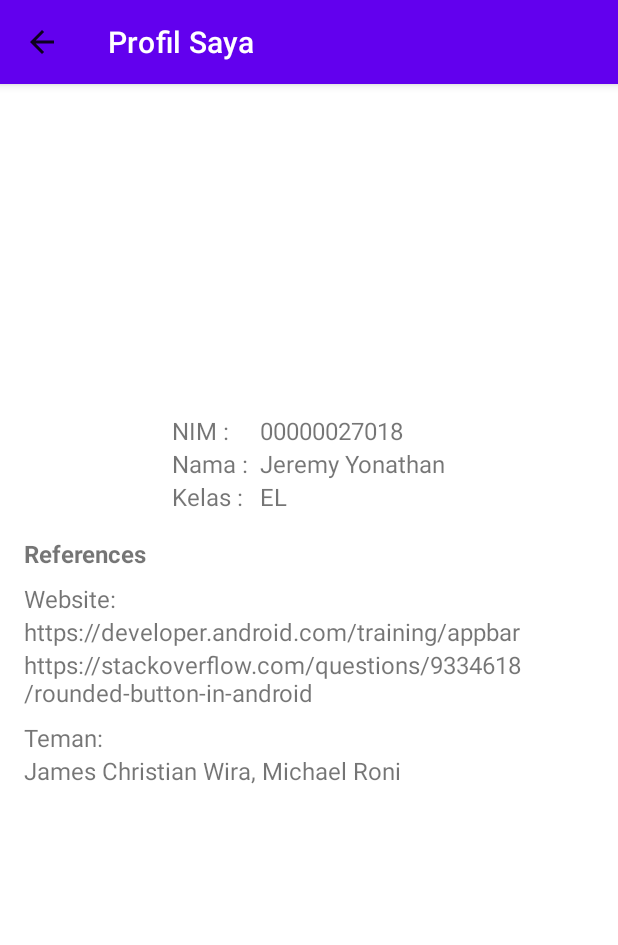
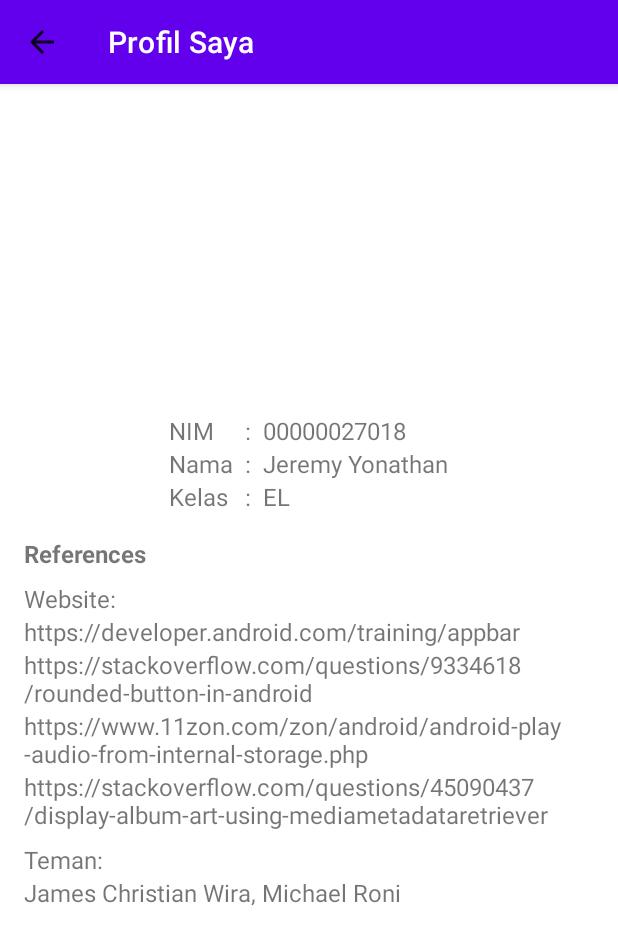
Before and after one commit to shigeru22/mobile-uts, an Android app: the screen it shows after launch (ProfileActivity), after a tap on "PROFIL", on a phone screen of 412 x 824 dp. Shown: the top 945 px of the screen. Run offline under Robolectric (Android 15) with nearby library versions, the phone set to English and light mode, and no system bars.

Commit message:
Use MediaStore

```diff
--- a/app/src/main/AndroidManifest.xml
+++ b/app/src/main/AndroidManifest.xml
@@ -1,6 +1,8 @@
 <?xml version="1.0" encoding="utf-8"?>
 <manifest xmlns:android="http://schemas.android.com/apk/res/android"
     package="id.ac.umn.uts_27018">
+
+    <uses-permission android:name="android.permission.READ_EXTERNAL_STORAGE" />
 
     <application
         android:allowBackup="true"
--- a/app/src/main/java/id/ac/umn/uts_27018/SongsData.java
+++ b/app/src/main/java/id/ac/umn/uts_27018/SongsData.java
@@ -47,6 +47,7 @@ public class SongsData {
             R.drawable.art_kenshiyonezu_straysheep
     };
 
+    /*
     public static ArrayList<Song> getAllSongs(String packageName, Context context) {
         int len = allSongsUri.length;
         if(allSongsTitle.length != len && allSongsArtist.length != len && allSongsAlbums.length != len && allSongsAlbumArts.length != len) {
@@ -56,7 +57,6 @@ public class SongsData {
         ArrayList<Song> songList = new ArrayList<>();
 
         for(int i = 0; i < len; i++) {
-            /*
             MediaMetadataRetriever mm = new MediaMetadataRetriever();
             FileDescriptor fd = context.getResources().openRawResourceFd(allSongsUri[i]).getFileDescriptor();
 
@@ -77,7 +77,6 @@ public class SongsData {
             finally {
                 mm.close();
             }
-            */
 
             songList.add(new Song(
                     allSongsTitle[i],
@@ -90,4 +89,5 @@ public class SongsData {
 
         return songList;
     }
+    */
 }
--- a/app/src/main/res/layout/activity_profile.xml
+++ b/app/src/main/res/layout/activity_profile.xml
@@ -38,7 +38,9 @@
             <LinearLayout
                 android:layout_width="wrap_content"
                 android:layout_height="wrap_content"
-                android:orientation="vertical">
+                android:orientation="vertical"
+                android:paddingStart="0dp"
+                android:paddingEnd="8dp">
                 <TextView
                     android:layout_width="wrap_content"
                     android:layout_height="wrap_content"
@@ -54,6 +56,26 @@
                     android:layout_height="wrap_content"
                     android:textSize="16sp"
                     android:text="@string/class_text" />
+            </LinearLayout>
+            <LinearLayout
+                android:layout_width="wrap_content"
+                android:layout_height="wrap_content"
+                android:orientation="vertical">
+                <TextView
+                    android:layout_width="wrap_content"
+                    android:layout_height="wrap_content"
+                    android:textSize="16sp"
+                    android:text="@string/divider" />
+                <TextView
+                    android:layout_width="wrap_content"
+                    android:layout_height="wrap_content"
+                    android:textSize="16sp"
+                    android:text="@string/divider" />
+                <TextView
+                    android:layout_width="wrap_content"
+                    android:layout_height="wrap_content"
+                    android:textSize="16sp"
+                    android:text="@string/divider" />
             </LinearLayout>
             <LinearLayout
                 android:layout_width="wrap_content"
@@ -115,6 +137,16 @@
                 <TextView
                     android:layout_width="wrap_content"
                     android:layout_height="wrap_content"
+                    android:textSize="16sp"
+                    android:text="@string/site3" />
+                <TextView
+                    android:layout_width="wrap_content"
+                    android:layout_height="wrap_content"
+                    android:textSize="16sp"
+                    android:text="@string/site4" />
+                <TextView
+                    android:layout_width="wrap_content"
+                    android:layout_height="wrap_content"
                     android:paddingTop="8dp"
                     android:textSize="16sp"
                     android:text="@string/friends" />
--- a/app/src/main/res/values/strings.xml
+++ b/app/src/main/res/values/strings.xml
@@ -12,9 +12,9 @@
     <string name="player_icon">Player Icon</string>
 
     <!-- profile -->
-    <string name="id_text">NIM : </string>
-    <string name="name_text">Nama : </string>
-    <string name="class_text">Kelas : </string>
+    <string name="id_text">NIM</string>
+    <string name="name_text">Nama</string>
+    <string name="class_text">Kelas</string>
     <string name="id">00000027018</string>
     <string name="name">Jeremy Yonathan</string>
     <string name="class_category">EL</string>
@@ -22,9 +22,12 @@
     <string name="website">Website:</string>
     <string name="friends">Teman:</string>
     <string name="all_friends">James Christian Wira, Michael Roni</string>
+    <string name="divider">: </string>
     <!-- sites -->
     <string name="site1">https://developer.android.com/training/appbar</string>
     <string name="site2">https://stackoverflow.com/questions/9334618/rounded-button-in-android</string>
+    <string name="site3">https://www.11zon.com/zon/android/android-play-audio-from-internal-storage.php</string>
+    <string name="site4">https://stackoverflow.com/questions/45090437/display-album-art-using-mediametadataretriever</string>
     <!-- content descriptors -->
     <string name="prof_img_details">Developer\'s Image</string>
 
@@ -36,6 +39,9 @@
     <!-- list -->
     <string name="welcome">Selamat Datang</string>
     <string name="ok">OK</string>
+    <string name="no_songs">Tidak ada lagu di perangkat.</string>
+    <string name="permission_title">Permintaan Belum Diizinkan</string>
+    <string name="permission">Harap izinkan permintaan untuk mengakses penyimpanan. Ini diperlukan untuk membaca dan memutar audio dari perangkat.</string>
 
     <!-- player -->
     <string name="time_zero_values">0:00</string>
```
Also changed, not shown: app/src/main/java/id/ac/umn/uts_27018/MainActivity.java (+73 -6 lines), app/src/main/java/id/ac/umn/uts_27018/NowPlayingActivity.java (+55 -37 lines), app/src/main/java/id/ac/umn/uts_27018/Song.java (+8 -9 lines), app/src/main/java/id/ac/umn/uts_27018/SongListAdapter.java (+19 -2 lines), gradle/wrapper/gradle-wrapper.properties.
